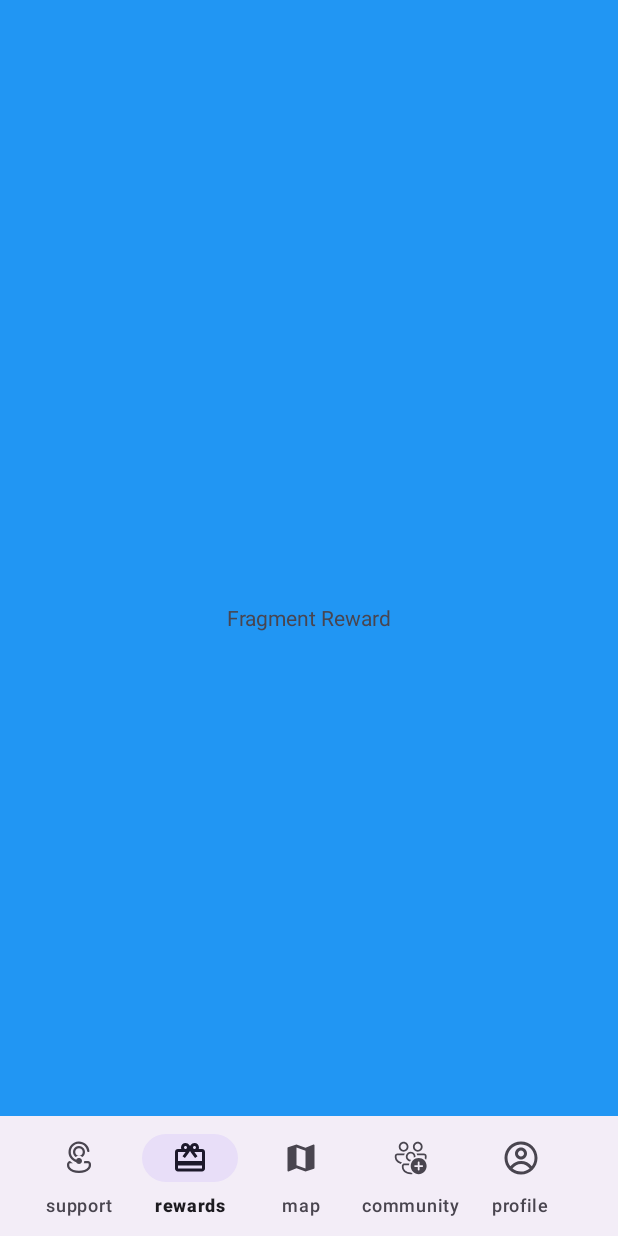
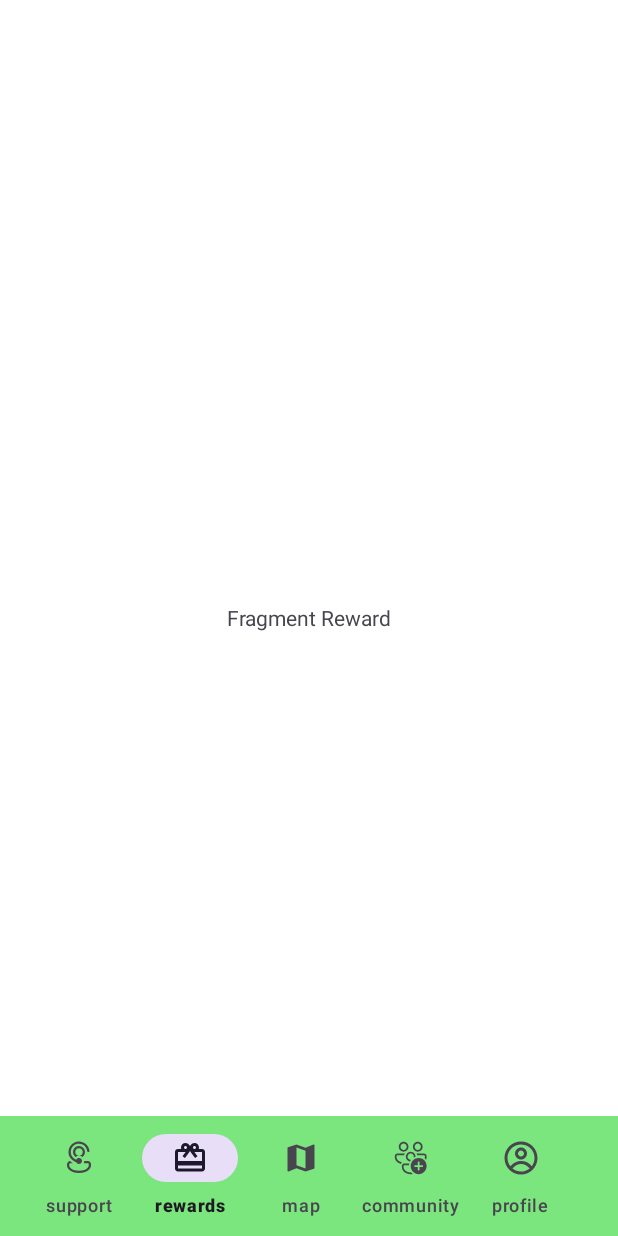
Before and after one commit to ziflhigan/UrbanCycle, an Android app: the screen it shows after launch (MainActivity), item 2 of the bottom bar chosen, on a phone screen of 412 x 824 dp. Run offline under Robolectric (Android 15) with nearby library versions, the phone set to English and light mode, and no system bars.

Commit message:
changing colors

```diff
--- a/app/src/main/res/layout/activity_main.xml
+++ b/app/src/main/res/layout/activity_main.xml
@@ -4,7 +4,7 @@
     xmlns:tools="http://schemas.android.com/tools"
     android:layout_width="match_parent"
     android:layout_height="match_parent"
-    android:background="#2196F3"
+    android:background="#FFFFFF"
     tools:context=".MainActivity">
 
     <FrameLayout
@@ -24,6 +24,7 @@
         android:layout_width="match_parent"
         android:layout_height="wrap_content"
         android:layout_gravity="bottom"
+        android:backgroundTint="#B949DC4E"
         app:fabCradleMargin="10dp"
         app:fabCradleRoundedCornerRadius="50dp">
 
```
